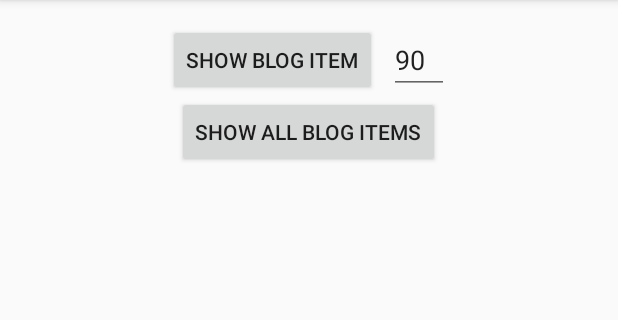
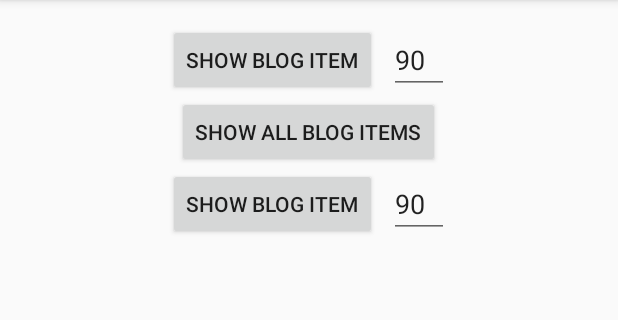
Before and after one commit to melnikovdv/android-arch, an Android app: the fragment RootFragment placed in its activity, on a phone screen of 412 x 824 dp, the part 84-404 px from its top. Run offline under Robolectric (Android 15) with nearby library versions, the phone set to English and light mode, and no system bars; libraries missing offline, so code that uses them is left out: com.ncapdevi.fragnav; 3 statements that could not run were skipped.

Commit message:
blog item with MVVM

```diff
--- a/app/src/main/java/com/example/arch/screens/blogitem/BlogItemFragment.java
+++ b/app/src/main/java/com/example/arch/screens/blogitem/BlogItemMvpFragment.java
@@ -12,14 +12,14 @@ import com.example.arch.blog.service.FindBlogItemService;
 import com.example.arch.screens.common.MainActivity;
 import com.example.arch.util.ThreadPoster;
 
-public class BlogItemFragment extends Fragment {
+public class BlogItemMvpFragment extends Fragment {
 
     public static final String ARG_ITEM_ID = "itemId";
 
     private BlogItemPresenter presenter;
 
     public static Fragment newInstance(long itemId) {
-        Fragment fragment = new BlogItemFragment();
+        Fragment fragment = new BlogItemMvpFragment();
         Bundle args = new Bundle();
         args.putLong(ARG_ITEM_ID, itemId);
         fragment.setArguments(args);
--- a/app/src/main/java/com/example/arch/screens/root/RootFragment.java
+++ b/app/src/main/java/com/example/arch/screens/root/RootFragment.java
@@ -18,8 +18,12 @@ public class RootFragment extends Fragment {
     private ScreenNavigator screenNavigator;
 
     private Button btnBlogItem;
+    private EditText edtBlogItemId;
+
     private Button btnBlogItems;
-    private EditText edtBlogItemId;
+
+    private Button btnBlogItemVm;
+    private EditText edtBlogItemIdVm;
 
     public static RootFragment newInstance() {
         return new RootFragment();
@@ -34,17 +38,31 @@ public class RootFragment extends Fragment {
     @Nullable @Override public View onCreateView(@NonNull LayoutInflater inflater, @Nullable ViewGroup container,
             @Nullable Bundle savedInstanceState) {
         View rootView = inflater.inflate(R.layout.root_fragment, container, false);
+
         btnBlogItem = rootView.findViewById(R.id.root_fragment__btnBlogItem);
         edtBlogItemId = rootView.findViewById(R.id.root_fragment__edtBlogItemId);
+
         btnBlogItems = rootView.findViewById(R.id.root_fragment__btnBlogItems);
+
+        btnBlogItemVm = rootView.findViewById(R.id.root_fragment__btnBlogItemVm);
+        edtBlogItemIdVm = rootView.findViewById(R.id.root_fragment__edtBlogItemIdVm);
+
         setup();
         return rootView;
     }
 
     private void setup() {
-        btnBlogItem.setOnClickListener(
-                v -> screenNavigator.toBlogItem(Long.parseLong(edtBlogItemId.getText().toString())));
+        btnBlogItem.setOnClickListener(v -> {
+            long id = Long.parseLong(edtBlogItemId.getText().toString());
+            screenNavigator.toBlogItem(id);
+        });
+
         btnBlogItems.setOnClickListener(v -> screenNavigator.toBlogItems());
+
+        btnBlogItemVm.setOnClickListener(view -> {
+            long id = Long.parseLong(edtBlogItemIdVm.getText().toString());
+            screenNavigator.toBlogItemVm(id);
+        });
     }
 
     @Nullable private MainActivity getMainActivity() {
--- a/app/src/main/res/layout/blog_item_fragment.xml
+++ b/app/src/main/res/layout/blog_item_fragment.xml
@@ -19,6 +19,7 @@
             android:layout_width="match_parent"
             android:layout_height="match_parent"
             android:orientation="vertical"
+            android:visibility="gone"
             >
 
         <TextView
--- a/app/src/main/res/layout/root_fragment.xml
+++ b/app/src/main/res/layout/root_fragment.xml
@@ -42,4 +42,30 @@
             android:text="@string/show_blog_items"
             />
 
+    <LinearLayout
+            android:layout_width="match_parent"
+            android:layout_height="wrap_content"
+            android:orientation="horizontal"
+            android:gravity="center"
+            >
+
+        <Button
+                android:id="@+id/root_fragment__btnBlogItemVm"
+                android:layout_width="wrap_content"
+                android:layout_height="wrap_content"
+                android:minWidth="100dp"
+                android:text="@string/show_blog_item"
+                android:layout_marginEnd="@dimen/padding_small"
+                />
+
+        <EditText
+                android:id="@+id/root_fragment__edtBlogItemIdVm"
+                android:layout_width="40dp"
+                android:layout_height="wrap_content"
+                android:text="90"
+                android:inputType="numberDecimal"
+                />
+
+    </LinearLayout>
+
 </LinearLayout>
```
Also changed, not shown: app/src/main/java/com/example/arch/screens/blogitem2/BlogItemMvvmFragment.java (added, +128 -0 lines), app/src/main/java/com/example/arch/screens/blogitem2/BlogItemViewModel.java (added, +91 -0 lines), app/src/main/java/com/example/arch/screens/common/nav/ScreenNavigator.java (+7 -2 lines).
